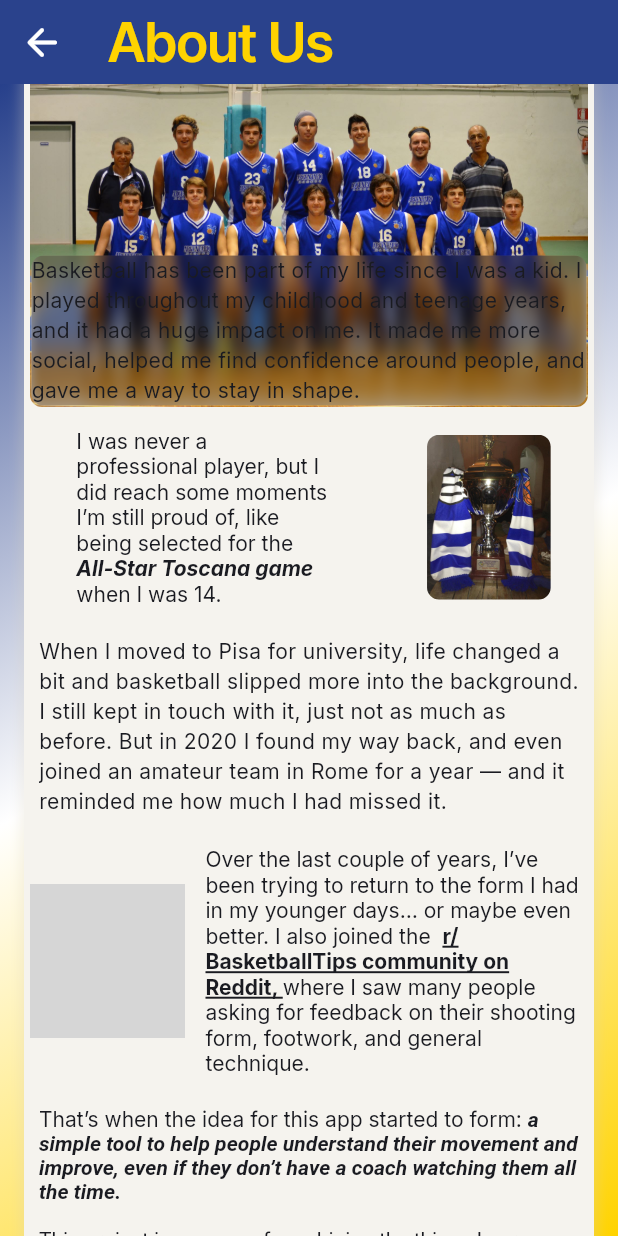
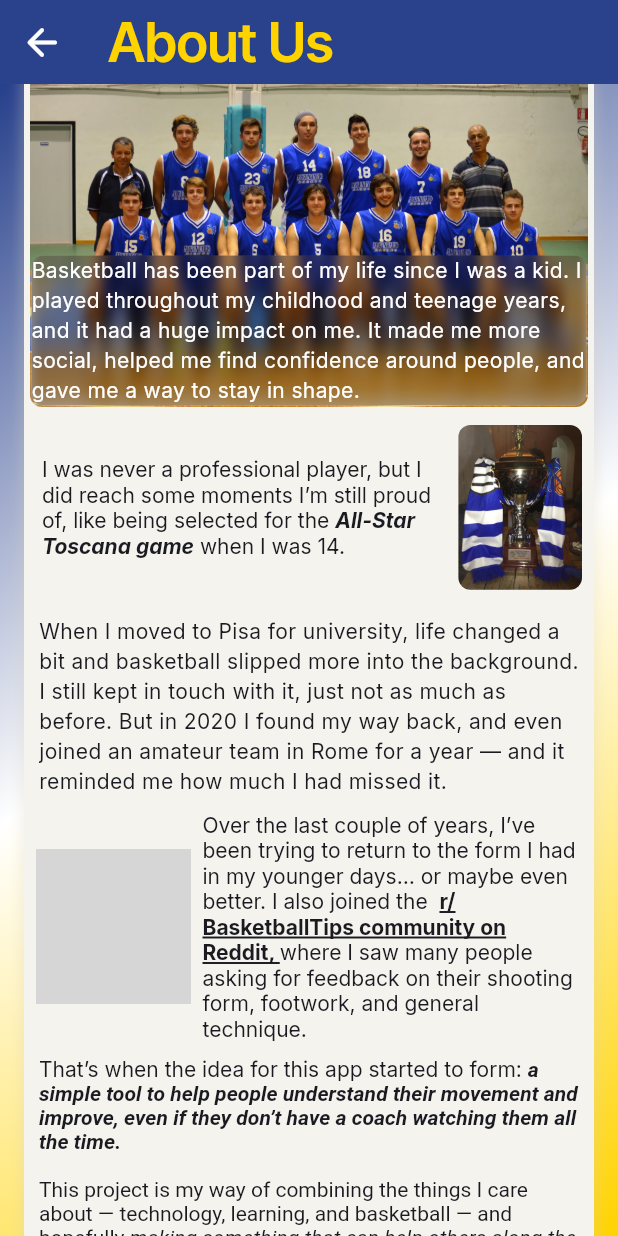
Before and after one commit to slim71/SwishLab, a Flutter app: the AboutUs screen opened by its route, scrolled down 576 dp, on a phone screen of 412 x 824 dp. Run offline on Flutter 3.47's test engine with Material 3 defaults, Android fonts, the phone set to English and light mode, and no system bars; our stand-ins replace dio, easy_debounce, email_validator, flutter_animate, flutter_dotenv, flutter_riverpod and 10 more; missing offline and left inert: flutter_md, widgetbook, widgetbook_annotation; accounts and stored records are empty; network calls fail; grey boxes are pictures that could not be loaded.

Commit message:
Cleaning about page

```diff
--- a/lib/pages/about.dart
+++ b/lib/pages/about.dart
@@ -8,7 +8,6 @@ import 'package:url_launcher/url_launcher.dart';
 
 import '../functions/shadow_from_color.dart';
 import '../styles/styles.dart';
-import '../styles/theme_manager.dart';
 import '../widgets/app_bar.dart';
 import '../widgets/background.dart';
 import '../widgets/box_with_shadow.dart';
@@ -92,7 +91,7 @@ class _AboutUsState extends ConsumerState<AboutUs> {
                                             children: [
                                               Text(
                                                 'Simone Vollaro',
-                                                style: AppTextStyles.headlineMedium(context),
+                                                style: AppTextStyles.headlineMedium(context, color: Colors.white),
                                               ),
                                             ],
                                           ),
@@ -107,7 +106,7 @@ class _AboutUsState extends ConsumerState<AboutUs> {
                                                 padding: const EdgeInsetsDirectional.fromSTEB(0, 0, 12, 0),
                                                 child: IconActionButton(
                                                   icon: Icons.paypal,
-                                                  iconColor: AppThemeManager.secondaryText,
+                                                  iconColor: Colors.white,
                                                   onPressed: () async {
                                                     await launchUrl(Uri.parse(
                                                         'https://www.paypal.com/donate/?hosted_button_id=TCJL6TZHSYJU8'));
@@ -118,7 +117,7 @@ class _AboutUsState extends ConsumerState<AboutUs> {
                                                 padding: const EdgeInsetsDirectional.fromSTEB(0, 0, 12, 0),
                                                 child: IconActionButton(
                                                   icon: Icons.email,
-                                                  iconColor: AppThemeManager.secondaryText,
+                                                  iconColor: Colors.white,
                                                   onPressed: () async {
                                                     await launchUrl(Uri(
                                                         scheme: 'mailto',
@@ -138,7 +137,7 @@ class _AboutUsState extends ConsumerState<AboutUs> {
                                                 padding: const EdgeInsetsDirectional.fromSTEB(0, 0, 12, 0),
                                                 child: IconActionButton(
                                                   icon: FontAwesomeIcons.github,
-                                                  iconColor: AppThemeManager.secondaryText,
+                                                  iconColor: Colors.white,
                                                   onPressed: () async {
                                                     await launchUrl(Uri.parse('https://github.com/slim71/'));
                                                   },
@@ -148,7 +147,7 @@ class _AboutUsState extends ConsumerState<AboutUs> {
                                                 padding: const EdgeInsetsDirectional.fromSTEB(0, 0, 12, 0),
                                                 child: IconActionButton(
                                                   icon: FontAwesomeIcons.linkedinIn,
-                                                  iconColor: AppThemeManager.secondaryText,
+                                                  iconColor: Colors.white,
                                                   onPressed: () async {
                                                     await launchUrl(Uri.parse(
                                                         'https://www.linkedin.com/in/simone-vollaro-325185152/'));
@@ -159,7 +158,7 @@ class _AboutUsState extends ConsumerState<AboutUs> {
                                                 padding: const EdgeInsetsDirectional.fromSTEB(0, 0, 12, 0),
                                                 child: IconActionButton(
                                                   icon: Icons.reddit_sharp,
-                                                  iconColor: AppThemeManager.secondaryText,
+                                                  iconColor: Colors.white,
                                                   onPressed: () async {
                                                     await launchUrl(Uri.parse('https://www.reddit.com/user/feller94/'));
                                                   },
@@ -284,7 +283,8 @@ class _AboutUsState extends ConsumerState<AboutUs> {
                                                               alignment: const AlignmentDirectional(0, 1),
                                                               child: Text(
                                                                 'Basketball has been part of my life since I was a kid. I played throughout my childhood and teenage years, and it had a huge impact on me. It made me more social, helped me find confidence around people, and gave me a way to stay in shape. ',
-                                                                style: AppTextStyles.bodyMedium(context),
+                                                                style: AppTextStyles.bodyMedium(context,
+                                                                    color: Colors.white),
                                                               ),
                                                             ),
                                                           ),
@@ -306,14 +306,10 @@ class _AboutUsState extends ConsumerState<AboutUs> {
                           ),
                           Row(
                             mainAxisSize: MainAxisSize.max,
-                            mainAxisAlignment: MainAxisAlignment.spaceAround,
                             children: [
                               Expanded(
-                                child: Column(
-                                  mainAxisSize: MainAxisSize.max,
-                                  children: [
-                                    Padding(
-                                      padding: const EdgeInsets.all(10),
+                                child: Padding(
+                                  padding: const EdgeInsetsDirectional.fromSTEB(12, 0, 0, 0),
                                   child: RichText(
                                     textScaler: MediaQuery.of(context).textScaler,
                                     text: CustomTextSpan(
@@ -334,19 +330,15 @@ class _AboutUsState extends ConsumerState<AboutUs> {
                                     ),
                                   ),
                                 ),
-                                  ],
                               ),
-                              ),
-                              Flexible(
-                                child: Padding(
-                                  padding: const EdgeInsets.all(4),
+                              Padding(
+                                padding: const EdgeInsets.all(8),
                                 child: ClipRRect(
                                   borderRadius: BorderRadius.circular(8),
                                   child: Image.asset(
                                     'assets/images/trophy.jpg',
                                     width: MediaQuery.sizeOf(context).width * 0.2,
                                     fit: BoxFit.cover,
-                                    ),
                                   ),
                                 ),
                               ),
@@ -371,7 +363,7 @@ class _AboutUsState extends ConsumerState<AboutUs> {
                             mainAxisSize: MainAxisSize.max,
                             children: [
                               Padding(
-                                padding: const EdgeInsets.all(4),
+                                padding: const EdgeInsets.all(8),
                                 child: ClipRRect(
                                   borderRadius: BorderRadius.circular(8),
                                   child: Image.asset(
@@ -383,7 +375,7 @@ class _AboutUsState extends ConsumerState<AboutUs> {
                               ),
                               Expanded(
                                 child: Padding(
-                                  padding: const EdgeInsets.all(10),
+                                  padding: const EdgeInsetsDirectional.fromSTEB(0, 0, 12, 0),
                                   child: RichText(
                                     textScaler: MediaQuery.of(context).textScaler,
                                     text: CustomTextSpan(
```
Lines whose indentation alone changed are shown as unchanged.
